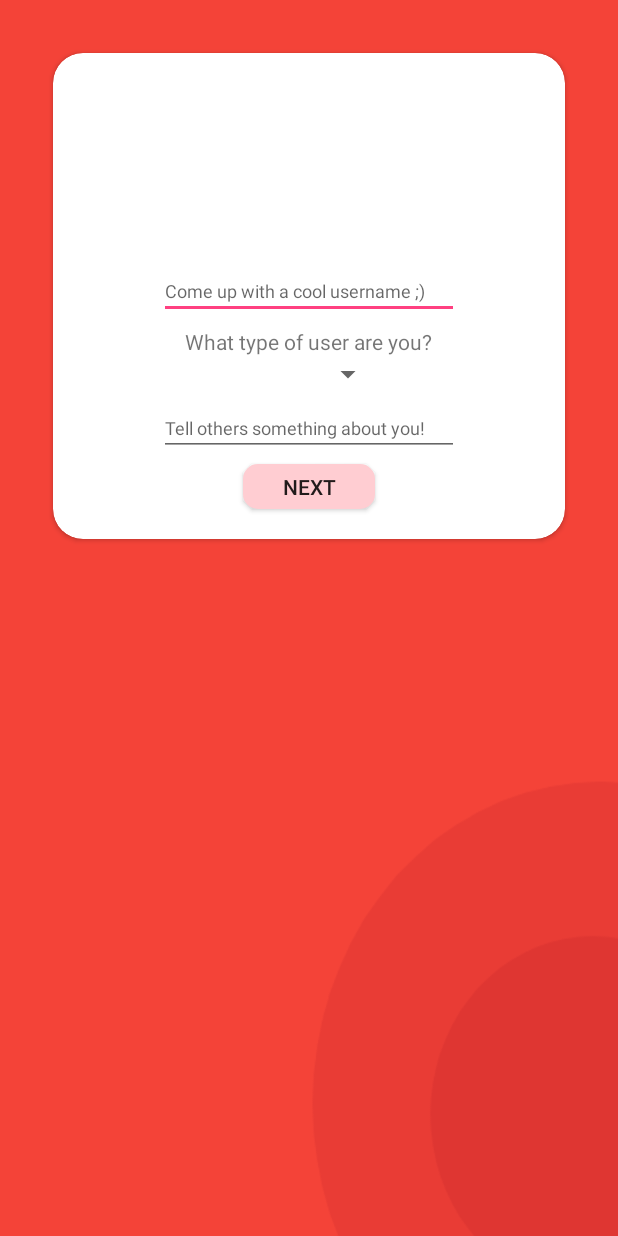
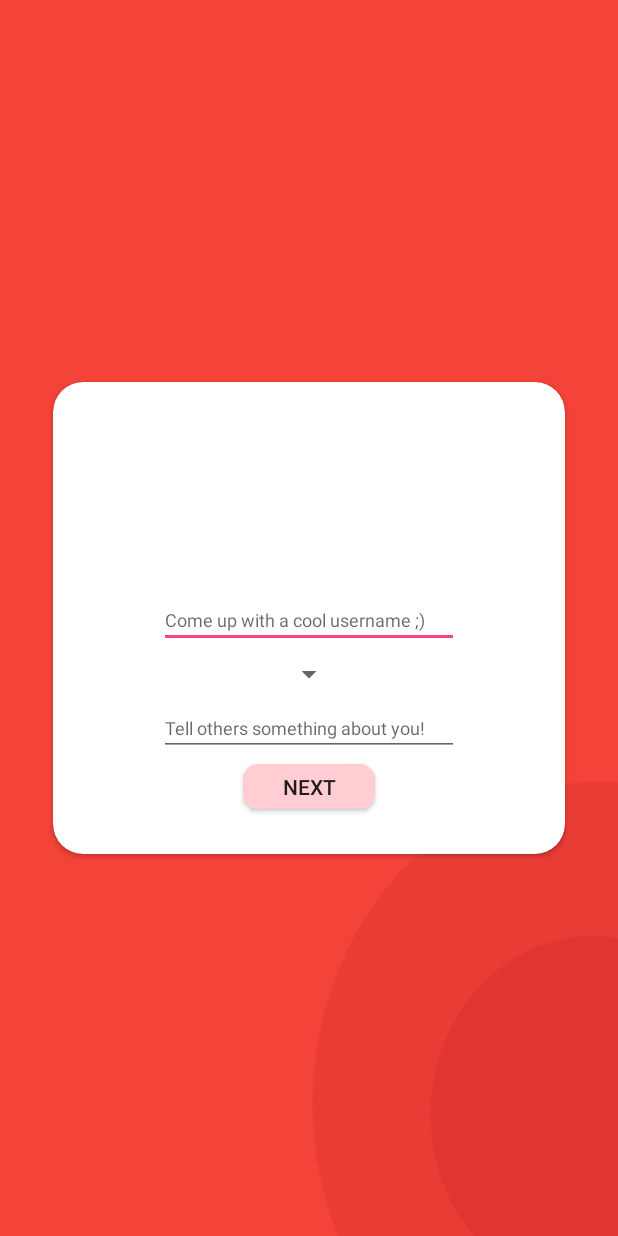
Before and after one commit to netmon39/Perty, an Android app: the layout activity_account.xml on its own in the app's theme, with its tools: preview values and no code run, on a phone screen of 412 x 824 dp. Run offline under Robolectric (Android 15) with nearby library versions, the phone set to English and light mode, and no system bars.

Commit message:
Fix position

```diff
--- a/app/src/main/res/layout/activity_account.xml
+++ b/app/src/main/res/layout/activity_account.xml
@@ -1,5 +1,5 @@
 <?xml version="1.0" encoding="utf-8"?>
-<RelativeLayout xmlns:android="http://schemas.android.com/apk/res/android"
+<LinearLayout xmlns:android="http://schemas.android.com/apk/res/android"
     xmlns:app="http://schemas.android.com/apk/res-auto"
     xmlns:tools="http://schemas.android.com/tools"
     android:layout_width="match_parent"
@@ -16,6 +16,7 @@
         card_view:cardBackgroundColor="@color/bgPrimary"
         android:layout_margin="35dp"
         card_view:cardCornerRadius="20dp"
+        android:layout_gravity="center_vertical"
         >
         <LinearLayout
             android:layout_width="match_parent"
@@ -49,16 +50,9 @@
                 android:textSize="12sp"
                 />
 
-            <TextView
-                android:id="@+id/userTypeInfo"
-                android:layout_width="wrap_content"
-                android:layout_height="wrap_content"
-                android:layout_gravity="center_horizontal"
-                android:text="@string/typeTitle" />
-
             <Spinner
                 android:id="@+id/userType"
-                android:layout_width="100dp"
+                android:layout_width="wrap_content"
                 android:layout_height="wrap_content"
                 android:layout_marginBottom="5dp"
                 android:layout_gravity="center_horizontal"
@@ -82,9 +76,9 @@
                 android:layout_gravity="center_horizontal"
                 android:text="NEXT"
                 android:background="@drawable/btstyle"
-                android:layout_marginBottom="20dp"
+                android:layout_marginBottom="30dp"
                 />
         </LinearLayout>
 
     </android.support.v7.widget.CardView>
-</RelativeLayout>
+</LinearLayout>
```
